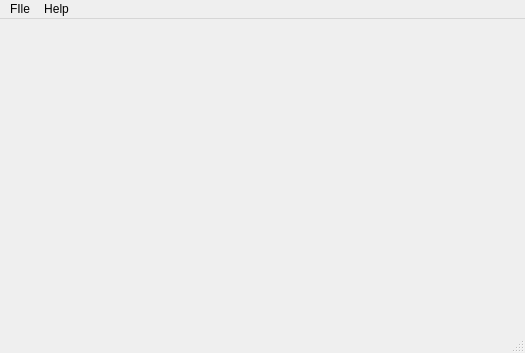
BojanV03/RS14-passerine, file ui/passerine.ui: the form before one commit.
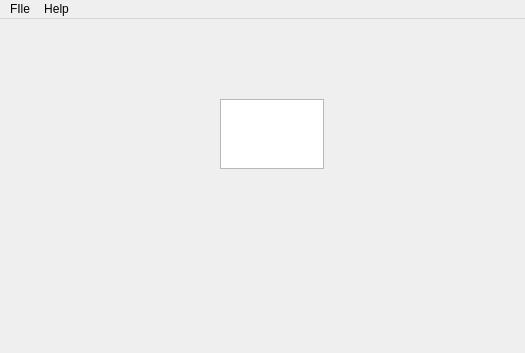
The form after the commit.

Diff of the .ui file:
```diff
--- a/ui/passerine.ui
+++ b/ui/passerine.ui
@@ -14,9 +14,22 @@
    <string>Passerine</string>
   </property>
   <widget class="QWidget" name="centralWidget">
+   <property name="enabled">
+    <bool>true</bool>
+   </property>
    <property name="autoFillBackground">
     <bool>false</bool>
    </property>
+   <widget class="QTextEdit" name="tbLyrics">
+    <property name="geometry">
+     <rect>
+      <x>220</x>
+      <y>80</y>
+      <width>104</width>
+      <height>70</height>
+     </rect>
+    </property>
+   </widget>
   </widget>
   <widget class="QMenuBar" name="menuBar">
    <property name="geometry">
@@ -49,7 +62,6 @@
    <addaction name="menuFIle"/>
    <addaction name="menuAbout"/>
   </widget>
-  <widget class="QStatusBar" name="statusBar"/>
   <action name="actionNew">
    <property name="text">
     <string>New</string>
```
Left out of the diff: 2 changed lines with no effect on the pictures.
